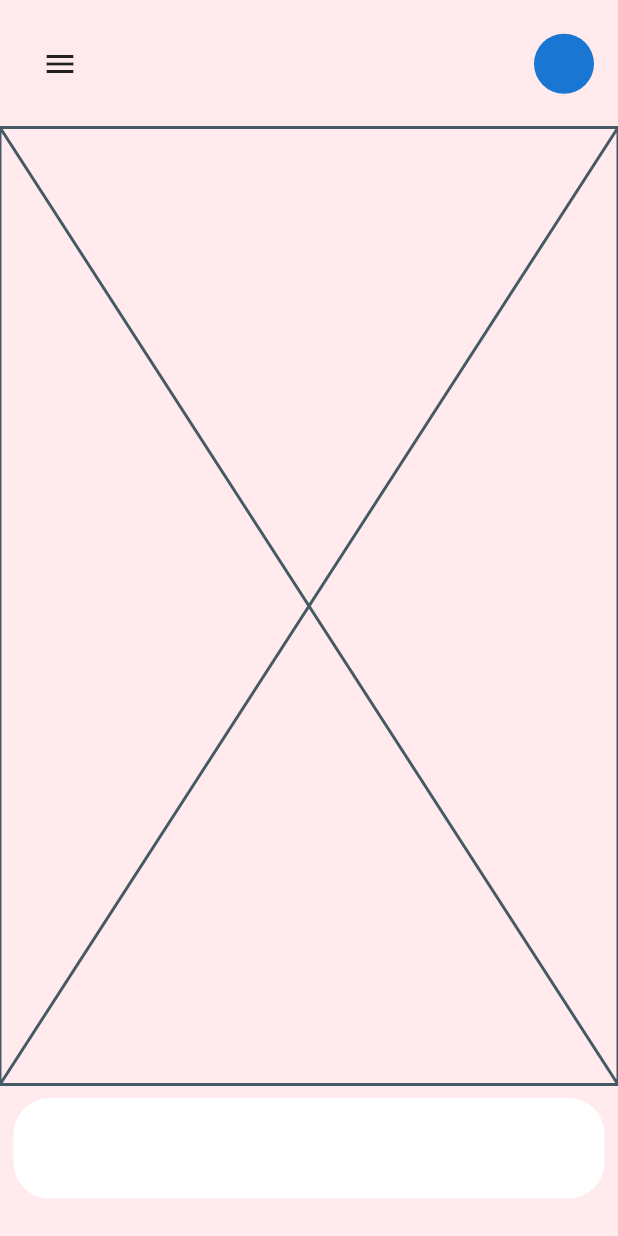
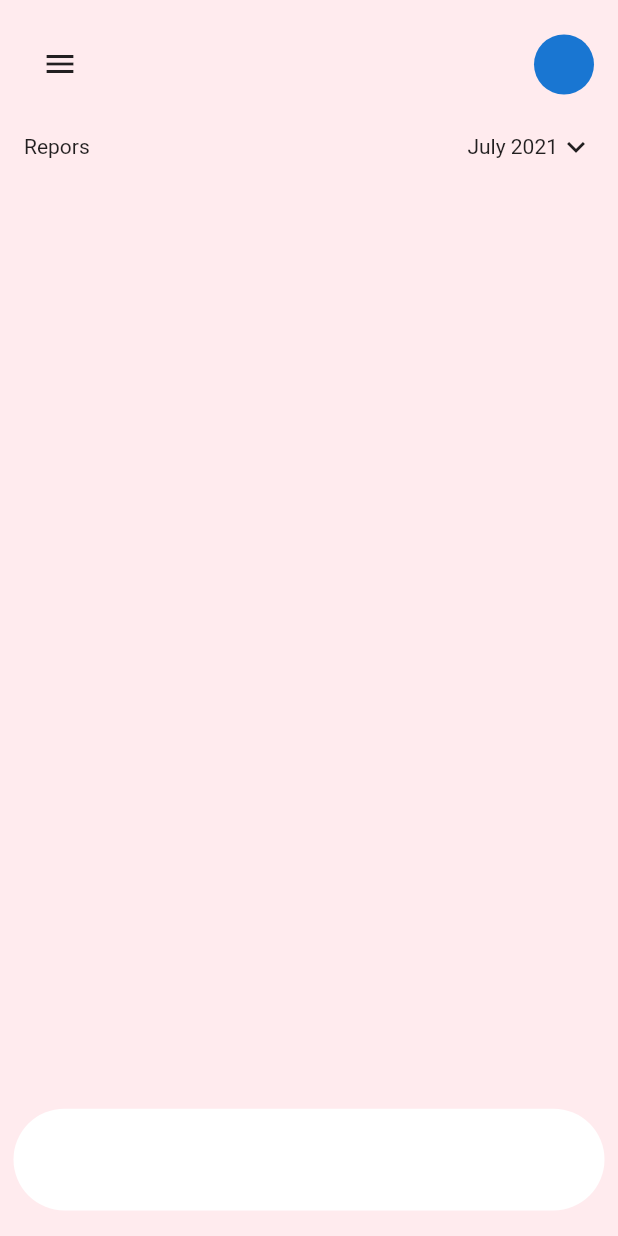
Before and after one commit to JAICHANGPARK/flutter_notebook_11th_story, a Flutter app: the screen it shows after launch, on a phone screen of 412 x 824 dp. Run offline on Flutter 3.47's test engine with Material 2 defaults, Android fonts, the phone set to English and light mode, and no system bars; our stand-ins replace backdrop, badges, flutter_inner_drawer, flutter_slidable, flutter_swiper, google_fonts.

Commit message:
Update bank_balance_page.dart

```diff
--- a/lib/ep749_bank_app/ui/bank_balance_page.dart
+++ b/lib/ep749_bank_app/ui/bank_balance_page.dart
@@ -32,17 +32,33 @@ class _BankBalancePageState extends State<BankBalancePage> {
                     ],
                   ),
                 )),
-            Expanded(flex: 15, child: Placeholder()),
+            Expanded(flex: 15, child: Padding(
+              padding: const EdgeInsets.symmetric(horizontal: 16),
+              child: Column(
+                children: [
+                  Row(
+                    children: [
+                      Text("Repors"),
+                      Spacer(),
+                      Text("July 2021"),
+                      Icon(Icons.keyboard_arrow_down_outlined),
+                    ],
+                  )
+                ],
+              ),
+            )),
             Expanded(
                 flex: 2,
                 child: Container(
                   margin: EdgeInsets.all(9),
                   decoration: BoxDecoration(
                     color: Colors.white,
-                    borderRadius: BorderRadius.circular(24)
+                   borderRadius: BorderRadius.circular(36)
                   ),
-                )),
-            SizedBox(height: 16,)
+                ),
+
+            ),
+            SizedBox(height: 8,)
           ],
         ),
       ),
```
